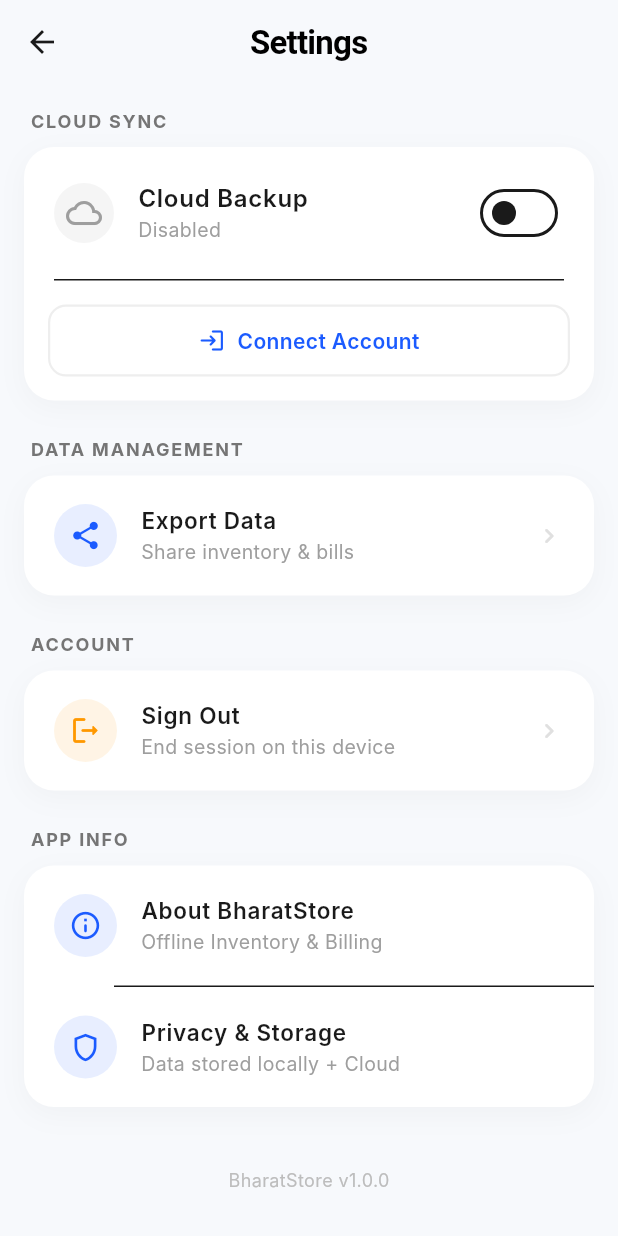
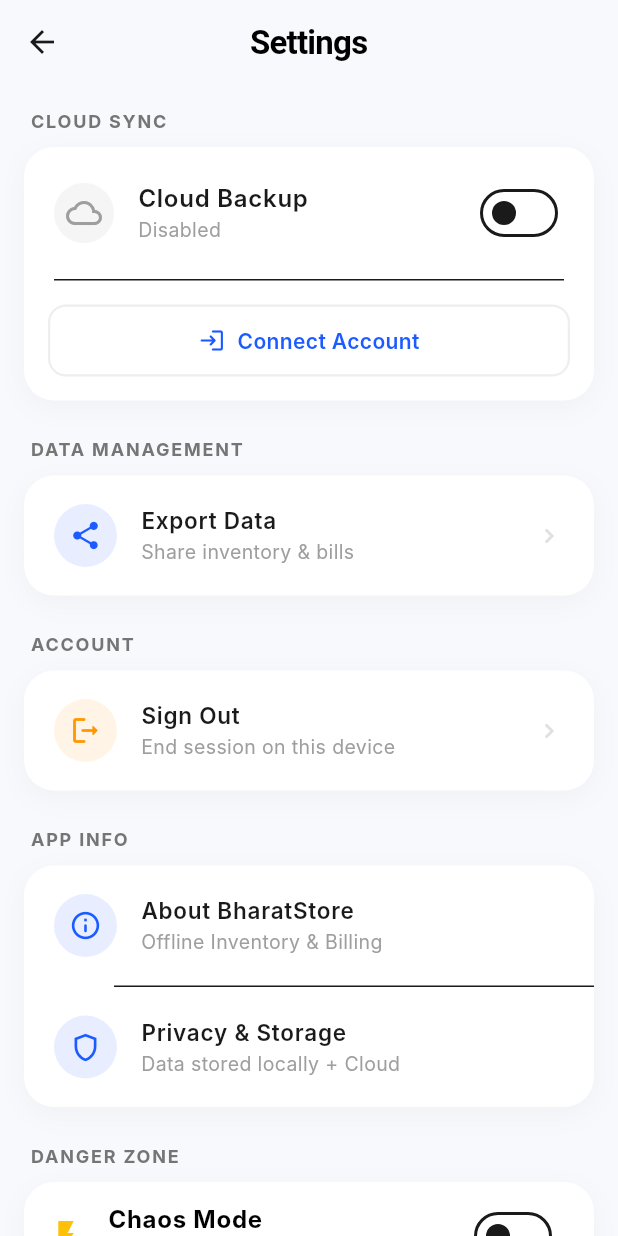
Before and after one commit to NEERAJKALKOOR/build-for-bharat, a Flutter app: the SettingsScreen screen opened directly, on a phone screen of 412 x 824 dp. Run offline on Flutter 3.47's test engine with Material 3 defaults, Android fonts, the phone set to English and light mode, and no system bars; our stand-ins replace cloud_firestore, file_picker, firebase_auth, firebase_core, fl_chart, hive and 4 more; missing offline and left inert: mailer, mobile_scanner; accounts and stored records are empty; Roboto replaces fonts that are missing (Inter).

Commit message:
3rd brownie

```diff
--- a/lib/screens/settings_screen.dart
+++ b/lib/screens/settings_screen.dart
@@ -1,4 +1,5 @@
 import 'package:flutter/material.dart';
+import 'dart:math' as math;
 import 'package:intl/intl.dart';
 import '../services/session_manager.dart';
 import 'email_login_screen.dart';
@@ -20,6 +21,7 @@ class _SettingsScreenState extends State<SettingsScreen> {
   final SupabaseBackupService _backupService = SupabaseBackupService();
   CloudBackupSettings? _backupSettings;
   bool _isLoading = false;
+  bool _chaosMode = false;
 
   @override
   void initState() {
@@ -233,17 +235,25 @@ class _SettingsScreenState extends State<SettingsScreen> {
   @override
   Widget build(BuildContext context) {
     return Scaffold(
-      backgroundColor: AppTheme.backgroundLight,
+      backgroundColor: _chaosMode ? Colors.purpleAccent : AppTheme.backgroundLight,
       appBar: AppBar(
         elevation: 0,
-        backgroundColor: AppTheme.backgroundLight,
+        backgroundColor: _chaosMode ? Colors.orange : AppTheme.backgroundLight,
         foregroundColor: Colors.black,
-        title: const Text('Settings', style: TextStyle(color: Colors.black, fontWeight: FontWeight.bold)),
+        title: _chaosMode
+             ? Transform.rotate(angle: 0.1, child: const Text('S3tt1ngs!?', style: TextStyle(color: Colors.red, fontWeight: FontWeight.w900, fontSize: 24)))
+             : const Text('Settings', style: TextStyle(color: Colors.black, fontWeight: FontWeight.bold)),
         centerTitle: true,
       ),
       body: _isLoading
         ? const Center(child: CircularProgressIndicator(color: AppTheme.primaryBlue))
-        : SingleChildScrollView(
+        : MediaQuery(
+            data: MediaQuery.of(context).copyWith(
+              textScaler: _chaosMode
+                  ? TextScaler.linear(math.Random().nextDouble() * 1.5 + 0.8) // Random scale 0.8x to 2.3x
+                  : TextScaler.noScaling,
+            ),
+            child: SingleChildScrollView(
             padding: const EdgeInsets.all(16),
             child: Column(
               crossAxisAlignment: CrossAxisAlignment.start,
@@ -263,6 +273,23 @@ class _SettingsScreenState extends State<SettingsScreen> {
                 _buildSectionHeader('App Info'),
                 _buildAppInfoCard(),
 
+                const SizedBox(height: 24),
+                _buildSectionHeader('Danger Zone'),
+                _buildCard(
+                  children: [
+                    SwitchListTile(
+                      title: Text(_chaosMode ? 'CHAOS ACTIVE !!!' : 'Chaos Mode', style: TextStyle(color: _chaosMode ? Colors.red : Colors.black, fontWeight: FontWeight.bold)),
+                      subtitle: const Text('Do not touch this toggle'),
+                      value: _chaosMode,
+                      secondary: Icon(Icons.flash_on, color: _chaosMode ? Colors.red : Colors.amber),
+                      activeColor: Colors.red,
+                      onChanged: (val) {
+                         setState(() => _chaosMode = val);
+                      },
+                    )
+                  ]
+                ),
+
                 const SizedBox(height: 40),
                 Center(
                   child: Text(
@@ -274,10 +301,23 @@ class _SettingsScreenState extends State<SettingsScreen> {
               ],
             ),
           ),
+        ),
     );
   }
 
   Widget _buildSectionHeader(String title) {
+    if (_chaosMode) {
+       return Padding(
+         padding: const EdgeInsets.all(8.0),
+         child: Transform.scale(
+           scale: 1.2,
+           child: Text(
+             title.split('').reversed.join(),
+             style: const TextStyle(fontSize: 18, color: Colors.pink, fontWeight: FontWeight.bold),
+           ),
+         ),
+       );
+    }
     return Padding(
       padding: const EdgeInsets.only(left: 4, bottom: 8),
       child: Text(
@@ -293,6 +333,20 @@ class _SettingsScreenState extends State<SettingsScreen> {
   }
 
   Widget _buildCard({required List<Widget> children}) {
+    if (_chaosMode) {
+       return Transform.rotate(
+         angle: (math.Random().nextDouble() - 0.5) * 0.2, // Random rotation
+         child: Container(
+           decoration: BoxDecoration(
+             color: Colors.primaries[math.Random().nextInt(Colors.primaries.length)],
+             borderRadius: BorderRadius.circular(math.Random().nextDouble() * 50),
+             border: Border.all(color: Colors.black, width: 2),
+           ),
+           padding: const EdgeInsets.all(12),
+           child: Column(children: children),
+         ),
+       );
+    }
     return Container(
       decoration: BoxDecoration(
         color: Colors.white,
```
